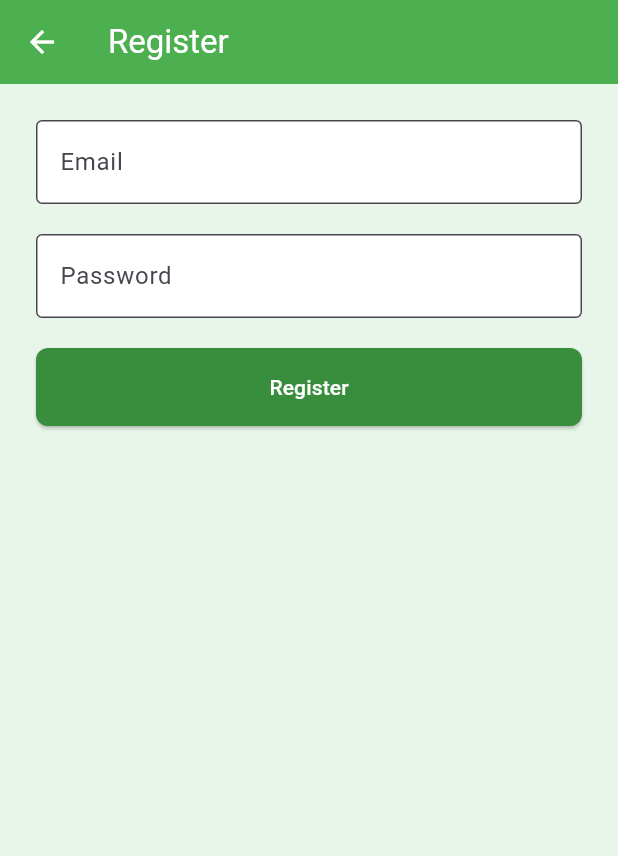
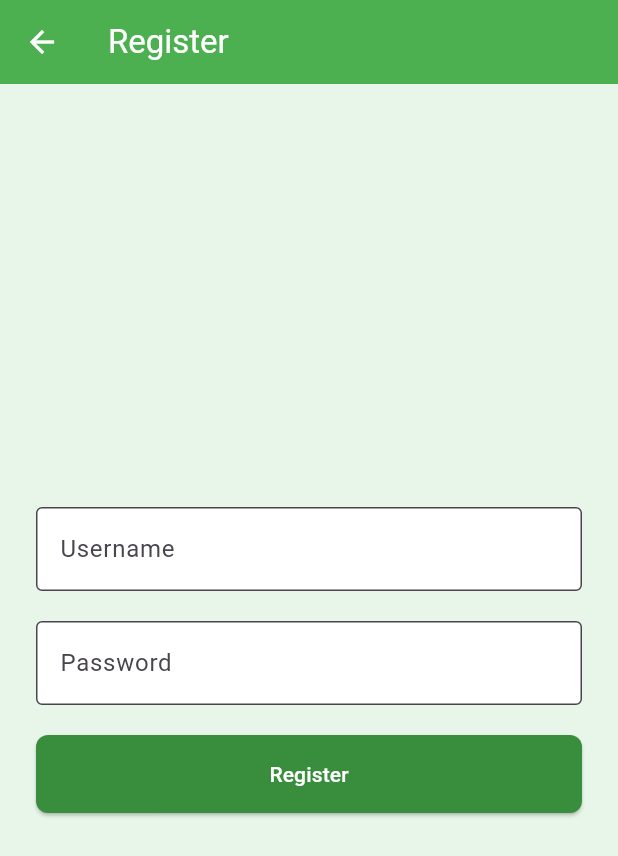
Before and after one commit to ColazioCarlo/FindMyFood, a Flutter app: the RegisterScreen screen opened by its route, on a phone screen of 412 x 824 dp. Shown: the top 856 px of the screen. Run offline on Flutter 3.47's test engine with Material 3 defaults, Android fonts, the light colour scheme and no system bars.

Commit message:
login pomocu access tokena, popravljen register.dart

```diff
--- a/lib/login/register.dart
+++ b/lib/login/register.dart
@@ -1,62 +1,76 @@
 import 'package:flutter/material.dart';
 
+import 'package:find_my_food/auth.dart';
+
 class RegisterScreen extends StatefulWidget {
-  const RegisterScreen({Key? key}) : super(key: key);
+  const RegisterScreen({super.key});
 
   @override
   State<RegisterScreen> createState() => _RegisterScreenState();
 }
 
-class _RegisterScreenState extends State<RegisterScreen> {
+class _RegisterScreenState extends State<RegisterScreen> {    //slicno kao login
   final _formKey = GlobalKey<FormState>();
-  String _email = '';
-  String _password = '';
+  final _usernameController = TextEditingController();
+  final _passwordController = TextEditingController();
+
+  @override
+  void dispose() {
+    _usernameController.dispose();
+    _passwordController.dispose();
+    super.dispose();
+  }
+
+  Future<void> _handleRegister() async {
+    await AuthService().register(
+      _usernameController.text,
+      _passwordController.text,
+      context,
+    );
+  }
 
   @override
   Widget build(BuildContext context) {
     return Scaffold(
       appBar: AppBar(title: const Text('Register')),
-      body: Padding(
+      body: Center(
+        child: SingleChildScrollView(
           padding: const EdgeInsets.all(24.0),
           child: Form(
             key: _formKey,
             child: Column(
-            // ← stretch children (so button is full width)
+              mainAxisAlignment: MainAxisAlignment.center,
               crossAxisAlignment: CrossAxisAlignment.stretch,
+              mainAxisSize: MainAxisSize.min,
               children: [
                 TextFormField(
-                decoration: const InputDecoration(labelText: 'Email'),
-                keyboardType: TextInputType.emailAddress,
+                  controller: _usernameController,
+                  decoration: const InputDecoration(labelText: 'Username'),
                   validator: (v) =>
-                v == null || v.isEmpty ? 'Enter your email' : null,
-                onSaved: (v) => _email = v ?? '',
+                  v == null || v.isEmpty
+                      ? 'Enter username'
+                      : null,
                 ),
                 const SizedBox(height: 20),
                 TextFormField(
+                  controller: _passwordController,
                   decoration: const InputDecoration(labelText: 'Password'),
                   obscureText: true,
-                validator: (v) => v != null && v.length < 6
-                    ? 'Minimum 6 characters'
+                  validator: (v) =>
+                  v == null || v.isEmpty
+                      ? 'Enter password'
                       : null,
-                onSaved: (v) => _password = v ?? '',
                 ),
                 const SizedBox(height: 20),
                 ElevatedButton(
-                onPressed: () {
-                  if (_formKey.currentState?.validate() ?? false) {
-                    _formKey.currentState!.save();
-                    debugPrint('Register with $_email / $_password');
-                    ScaffoldMessenger.of(context).showSnackBar(
-                      const SnackBar(content: Text('Register tapped')),
-                    );
-                  }
-                },
+                  onPressed: _handleRegister,
                   child: const Text('Register'),
                 ),
               ],
             ),
           ),
         ),
+      ),
     );
   }
 }
```
Also changed, not shown: lib/auth.dart (+61 -4 lines), 1 other file. Lines whose indentation alone changed are shown as unchanged.
